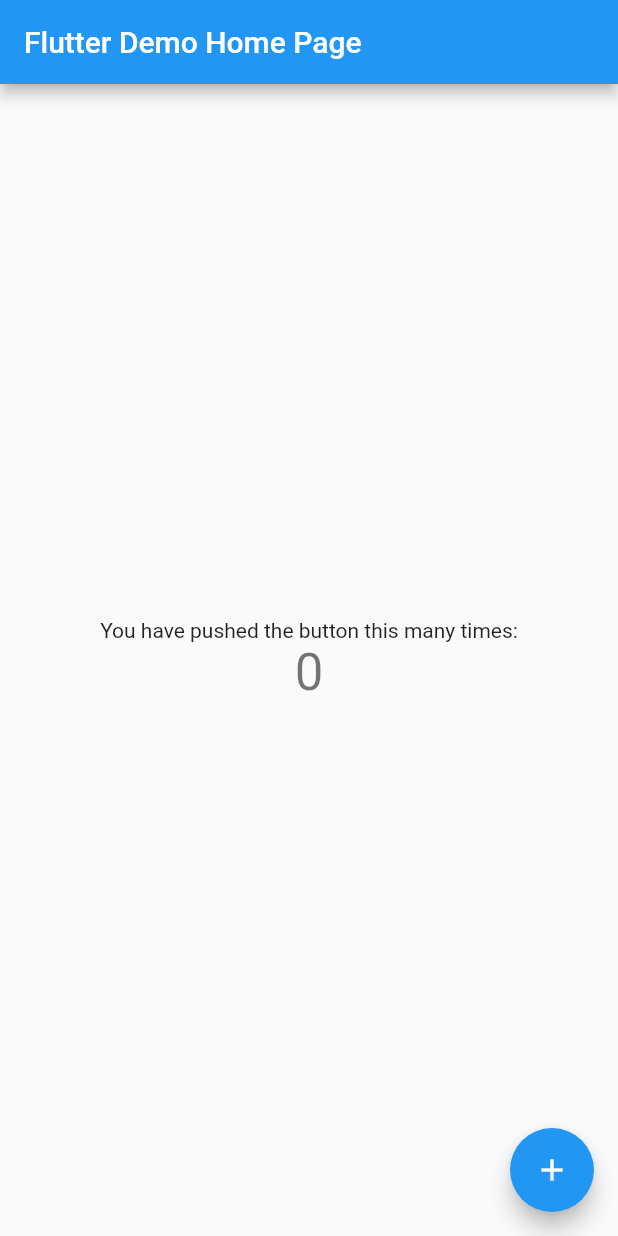
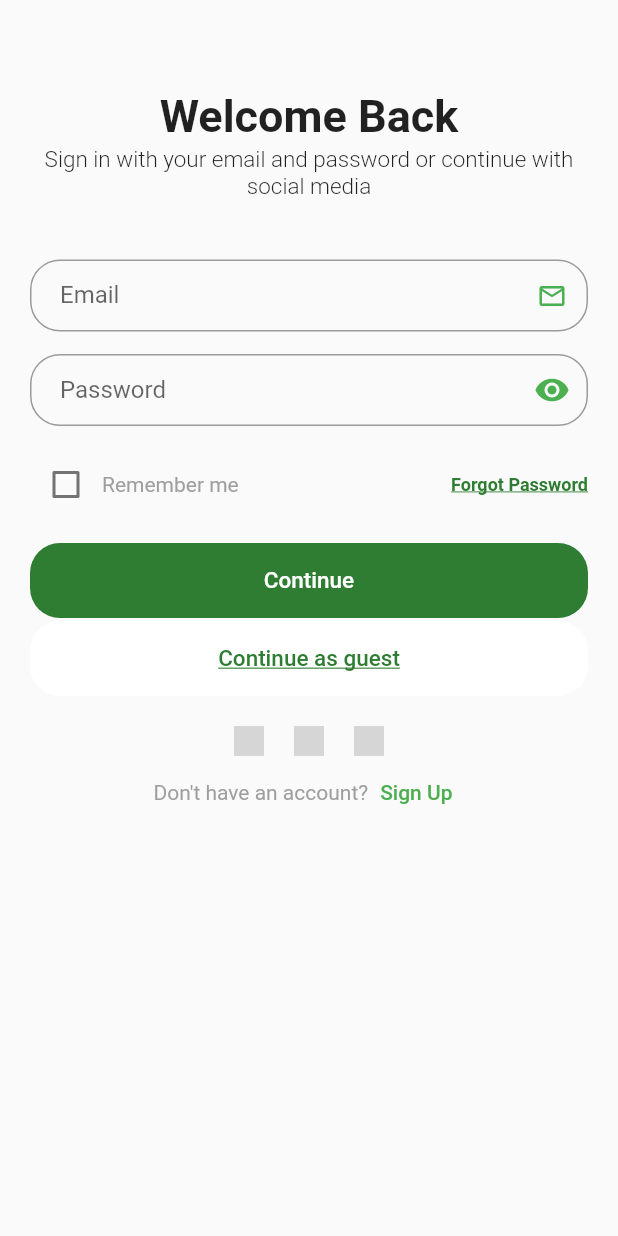
Before and after one commit to shresthkapoor7/grocer, a Flutter app: the screen it shows after launch, on a phone screen of 412 x 824 dp. Run offline on Flutter 3.47's test engine with Material 2 defaults, Android fonts, the phone set to English and light mode, and no system bars; network calls fail; grey boxes are pictures that could not be loaded.

Commit message:
Login Screen added

```diff
--- a/lib/main.dart
+++ b/lib/main.dart
@@ -1,115 +1,22 @@
 import 'package:flutter/material.dart';
+import 'screens/login.dart';
 
 void main() {
-  runApp(const MyApp());
+  runApp(MyApp());
 }
 
 class MyApp extends StatelessWidget {
-  const MyApp({Key? key}) : super(key: key);
+  //const MyApp({Key? key}) : super(key: key);
 
-  // This widget is the root of your application.
   @override
   Widget build(BuildContext context) {
     return MaterialApp(
+      debugShowCheckedModeBanner: false,
       title: 'Flutter Demo',
       theme: ThemeData(
-        // This is the theme of your application.
-        //
-        // Try running your application with "flutter run". You'll see the
-        // application has a blue toolbar. Then, without quitting the app, try
-        // changing the primarySwatch below to Colors.green and then invoke
-        // "hot reload" (press "r" in the console where you ran "flutter run",
-        // or simply save your changes to "hot reload" in a Flutter IDE).
-        // Notice that the counter didn't reset back to zero; the application
-        // is not restarted.
         primarySwatch: Colors.blue,
       ),
-      home: const MyHomePage(title: 'Flutter Demo Home Page'),
+      home: Login(),
     );
   }
 }
-
-class MyHomePage extends StatefulWidget {
-  const MyHomePage({Key? key, required this.title}) : super(key: key);
-
-  // This widget is the home page of your application. It is stateful, meaning
-  // that it has a State object (defined below) that contains fields that affect
-  // how it looks.
-
-  // This class is the configuration for the state. It holds the values (in this
-  // case the title) provided by the parent (in this case the App widget) and
-  // used by the build method of the State. Fields in a Widget subclass are
-  // always marked "final".
-
-  final String title;
-
-  @override
-  State<MyHomePage> createState() => _MyHomePageState();
-}
-
-class _MyHomePageState extends State<MyHomePage> {
-  int _counter = 0;
-
-  void _incrementCounter() {
-    setState(() {
-      // This call to setState tells the Flutter framework that something has
-      // changed in this State, which causes it to rerun the build method below
-      // so that the display can reflect the updated values. If we changed
-      // _counter without calling setState(), then the build method would not be
-      // called again, and so nothing would appear to happen.
-      _counter++;
-    });
-  }
-
-  @override
-  Widget build(BuildContext context) {
-    // This method is rerun every time setState is called, for instance as done
-    // by the _incrementCounter method above.
-    //
-    // The Flutter framework has been optimized to make rerunning build methods
-    // fast, so that you can just rebuild anything that needs updating rather
-    // than having to individually change instances of widgets.
-    return Scaffold(
-      appBar: AppBar(
-        // Here we take the value from the MyHomePage object that was created by
-        // the App.build method, and use it to set our appbar title.
-        title: Text(widget.title),
-      ),
-      body: Center(
-        // Center is a layout widget. It takes a single child and positions it
-        // in the middle of the parent.
-        child: Column(
-          // Column is also a layout widget. It takes a list of children and
-          // arranges them vertically. By default, it sizes itself to fit its
-          // children horizontally, and tries to be as tall as its parent.
-          //
-          // Invoke "debug painting" (press "p" in the console, choose the
-          // "Toggle Debug Paint" action from the Flutter Inspector in Android
-          // Studio, or the "Toggle Debug Paint" command in Visual Studio Code)
-          // to see the wireframe for each widget.
-          //
-          // Column has various properties to control how it sizes itself and
-          // how it positions its children. Here we use mainAxisAlignment to
-          // center the children vertically; the main axis here is the vertical
-          // axis because Columns are vertical (the cross axis would be
-          // horizontal).
-          mainAxisAlignment: MainAxisAlignment.center,
-          children: <Widget>[
-            const Text(
-              'You have pushed the button this many times:',
-            ),
-            Text(
-              '$_counter',
-              style: Theme.of(context).textTheme.headline4,
-            ),
-          ],
-        ),
-      ),
-      floatingActionButton: FloatingActionButton(
-        onPressed: _incrementCounter,
-        tooltip: 'Increment',
-        child: const Icon(Icons.add),
-      ), // This trailing comma makes auto-formatting nicer for build methods.
-    );
-  }
-}
--- /dev/null
+++ b/lib/screens/login.dart
@@ -0,0 +1,222 @@
+// ignore_for_file: prefer_const_constructors
+
+import 'package:flutter/cupertino.dart';
+import 'package:flutter/material.dart';
+
+class Login extends StatefulWidget {
+  @override
+  State<Login> createState() => _LoginState();
+}
+
+class _LoginState extends State<Login> {
+  bool value = false;
+
+  @override
+  Widget build(BuildContext context) {
+    return SafeArea(
+      child: Scaffold(
+        body: SingleChildScrollView(
+          child: Padding(
+            padding: EdgeInsets.all(20.0),
+            child: Column(
+              mainAxisAlignment: MainAxisAlignment.center,
+              children: [
+                SizedBox(
+                  height: 40,
+                ),
+                Text(
+                  'Welcome Back',
+                  style: TextStyle(fontSize: 30, fontWeight: FontWeight.bold),
+                ),
+                SizedBox(
+                  height: 2,
+                ),
+                Center(
+                  child: Text(
+                    'Sign in with your email and password or continue with social media',
+                    textAlign: TextAlign.center,
+                    style: TextStyle(fontSize: 15, fontWeight: FontWeight.w300),
+                  ),
+                ),
+                SizedBox(
+                  height: 40,
+                ),
+                Theme(
+                  data: ThemeData(
+                    colorScheme: ThemeData().colorScheme.copyWith(
+                          primary: Colors.green,
+                        ),
+                  ),
+                  child: TextField(
+                    cursorColor: Colors.green,
+                    decoration: kcontainerdecoration.copyWith(
+                        hintText: 'Enter your email'),
+                  ),
+                ),
+                SizedBox(
+                  height: 15,
+                ),
+                Theme(
+                  data: ThemeData(
+                    colorScheme: ThemeData().colorScheme.copyWith(
+                          primary: Colors.green,
+                        ),
+                  ),
+                  child: TextFormField(
+                    obscureText: true,
+                    cursorColor: Colors.green,
+                    decoration: kcontainerdecoration.copyWith(
+                        labelText: 'Password',
+                        hintText: 'Enter your password',
+                        suffixIcon: Icon(Icons.visibility)),
+                  ),
+                ),
+                SizedBox(
+                  height: 15,
+                ),
+                Row(
+                  mainAxisAlignment: MainAxisAlignment.spaceBetween,
+                  children: [
+                    Row(
+                      children: [
+                        Checkbox(
+                            activeColor: Colors.green,
+                            value: value,
+                            onChanged: (bool? newValue) {
+                              setState(() {
+                                value = newValue!;
+                              });
+                            }),
+                        Text(
+                          'Remember me',
+                          style: TextStyle(color: Colors.grey),
+                        ),
+                      ],
+                    ),
+                    Text(
+                      'Forgot Password',
+                      style: TextStyle(
+                          fontSize: 12,
+                          fontWeight: FontWeight.bold,
+                          color: Colors.green.shade800,
+                          decoration: TextDecoration.underline),
+                    ),
+                  ],
+                ),
+                SizedBox(
+                  height: 15,
+                ),
+                GestureDetector(
+                  onTap: () {},
+                  child: Container(
+                    child: Center(
+                        child: Text(
+                      'Continue',
+                      style: TextStyle(
+                          color: Colors.white,
+                          fontSize: 15,
+                          fontWeight: FontWeight.w500),
+                    )),
+                    height: 50,
+                    decoration: BoxDecoration(
+                        borderRadius: BorderRadius.circular(20),
+                        color: Colors.green.shade800),
+                    width: double.infinity,
+                  ),
+                ),
+                SizedBox(
+                  height: 2,
+                ),
+                GestureDetector(
+                  onTap: () {},
+                  child: Container(
+                    child: Center(
+                        child: Text(
+                      'Continue as guest',
+                      style: TextStyle(
+                          decoration: TextDecoration.underline,
+                          color: Colors.green.shade800,
+                          fontSize: 15,
+                          fontWeight: FontWeight.w500),
+                    )),
+                    height: 50,
+                    decoration: BoxDecoration(
+                        borderRadius: BorderRadius.circular(20),
+                        color: Colors.white),
+                    width: double.infinity,
+                  ),
+                ),
+                SizedBox(
+                  height: 20,
+                ),
+                Row(
+                  mainAxisAlignment: MainAxisAlignment.center,
+                  children: [
+                    CircleAvatar(
+                      backgroundColor: Colors.white,
+                      radius: 10,
+                      backgroundImage: NetworkImage(
+                          'https://upload.wikimedia.org/wikipedia/commons/thumb/5/53/Google_%22G%22_Logo.svg/1024px-Google_%22G%22_Logo.svg.png'),
+                    ),
+                    SizedBox(
+                      width: 20,
+                    ),
+                    CircleAvatar(
+                      backgroundColor: Colors.white,
+                      radius: 10,
+                      backgroundImage: NetworkImage(
+                          'https://cdn-icons-png.flaticon.com/512/124/124010.png'),
+                    ),
+                    SizedBox(
+                      width: 20,
+                    ),
+                    CircleAvatar(
+                      backgroundColor: Colors.white,
+                      radius: 10,
+                      backgroundImage: NetworkImage(
+                          'https://www.iconpacks.net/icons/2/free-twitter-logo-icon-2429-thumb.png'),
+                    )
+                  ],
+                ),
+                Row(
+                  mainAxisAlignment: MainAxisAlignment.center,
+                  children: [
+                    Text(
+                      "Don't have an account?",
+                      style: TextStyle(color: Colors.grey),
+                    ),
+                    TextButton(
+                        onPressed: () {},
+                        child: Text(
+                          'Sign Up',
+                          style: TextStyle(color: Colors.green),
+                        )),
+                  ],
+                )
+              ],
+            ),
+          ),
+        ),
+      ),
+    );
+  }
+}
+
+String t = "don't have a account";
+Decoration ktextfielddecoration = BoxDecoration(
+    borderRadius: BorderRadius.circular(0),
+    border: Border.all(color: Colors.white, width: 0));
+InputDecoration kcontainerdecoration = InputDecoration(
+  labelText: 'Email',
+  suffixIconColor: Colors.green,
+  //icon: Icon(Icons.email),
+  contentPadding: EdgeInsets.symmetric(vertical: 10.0, horizontal: 20.0),
+  hintText: 'Enter your email',
+  hintStyle: TextStyle(fontSize: 15),
+  suffixIcon: Icon(
+    Icons.mail_outline,
+    size: 20,
+    //color: Colors.green,
+  ),
+  border: OutlineInputBorder(borderRadius: BorderRadius.circular(20)),
+);
```
